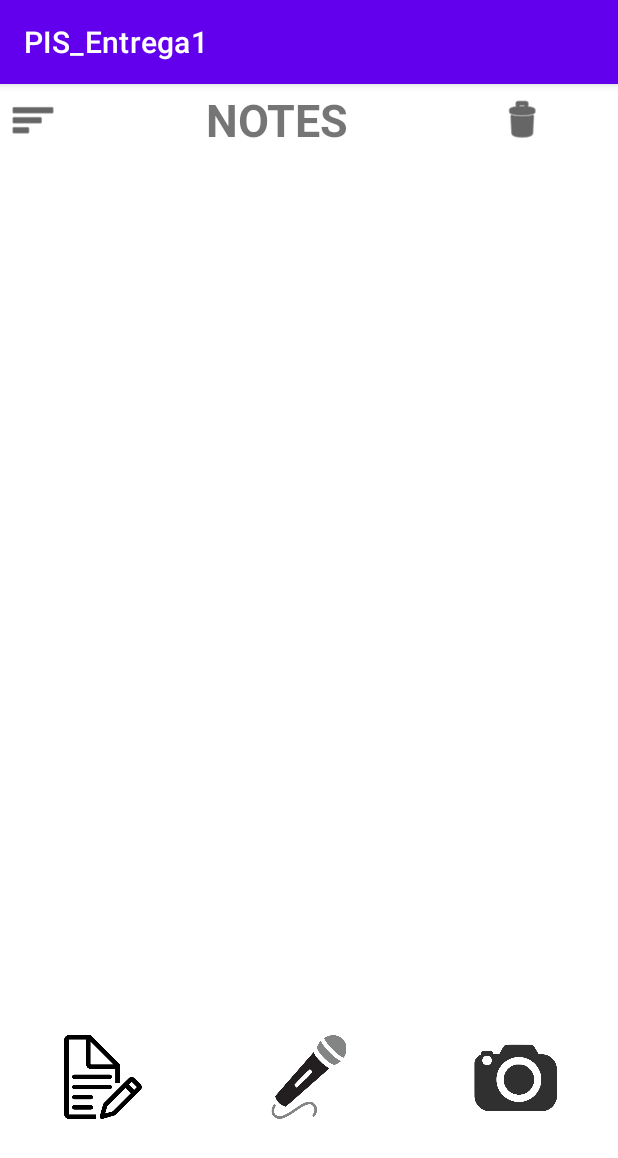
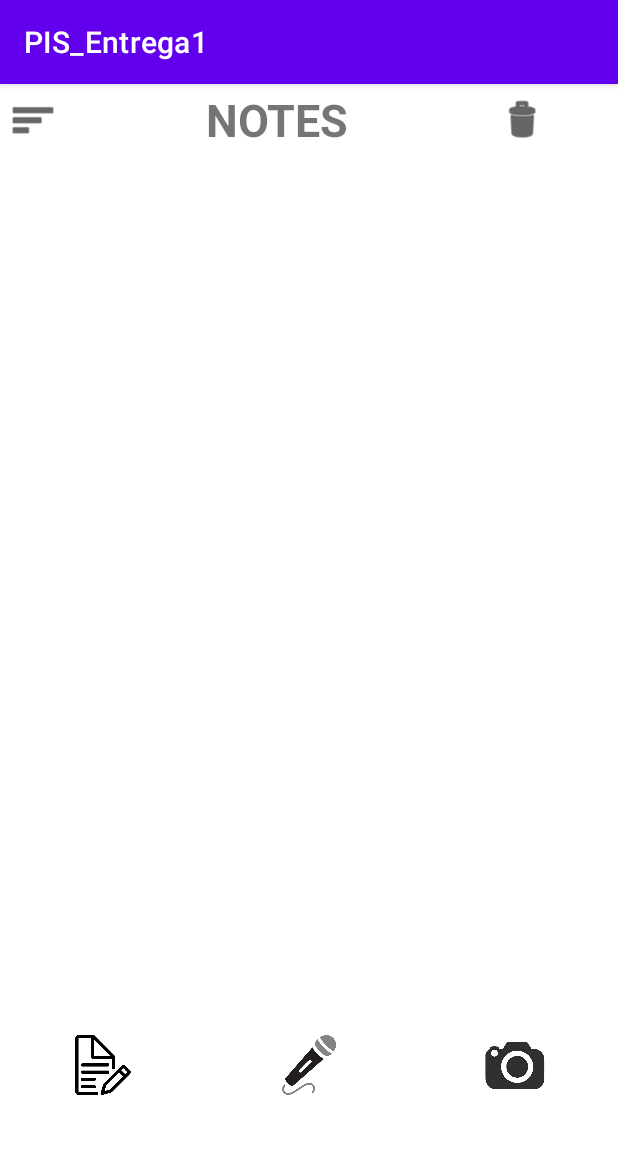
Before and after one commit to SergioFerrando/Unobliviate, an Android app: the screen it shows after launch (MainActivity), on a phone screen of 412 x 824 dp. Shown: the top 1158 px of the screen. Run offline under Robolectric (Android 15) with nearby library versions, the phone set to English and light mode, and no system bars.

Commit message:
iconos peques

```diff
--- a/app/src/main/res/layout/activity_main.xml
+++ b/app/src/main/res/layout/activity_main.xml
@@ -38,7 +38,7 @@
                 android:layout_height="match_parent"
                 android:layout_weight="1"
                 android:gravity="center"
-                android:text="NOTES"
+                android:text="@string/notes"
                 android:textSize="30sp"
                 android:textStyle="bold" />
 
@@ -83,8 +83,8 @@
 
             <ImageButton
                 android:id="@+id/TextButton"
-                android:layout_width="63dp"
-                android:layout_height="56dp"
+                android:layout_width="40dp"
+                android:layout_height="40dp"
                 android:layout_gravity="center_horizontal"
                 android:layout_weight="1"
                 android:adjustViewBounds="true"
@@ -95,8 +95,8 @@
 
             <ImageButton
                 android:id="@+id/AudioButton"
-                android:layout_width="65dp"
-                android:layout_height="56dp"
+                android:layout_width="40dp"
+                android:layout_height="40dp"
                 android:layout_gravity="center_horizontal"
                 android:layout_weight="1"
                 android:adjustViewBounds="true"
@@ -107,8 +107,8 @@
 
             <ImageButton
                 android:id="@+id/CameraButton"
-                android:layout_width="62dp"
-                android:layout_height="56dp"
+                android:layout_width="40dp"
+                android:layout_height="40dp"
                 android:layout_gravity="center_horizontal"
                 android:layout_weight="1"
                 android:adjustViewBounds="true"
--- a/app/src/main/res/values/strings.xml
+++ b/app/src/main/res/values/strings.xml
@@ -13,4 +13,5 @@
     <string name="add_your_text_note">Add your text note</string>
     <string name="check_list_button">Check List Button</string>
     <string name="title_text_note">Title Text Note</string>
+    <string name="notes">NOTES</string>
 </resources>
```
